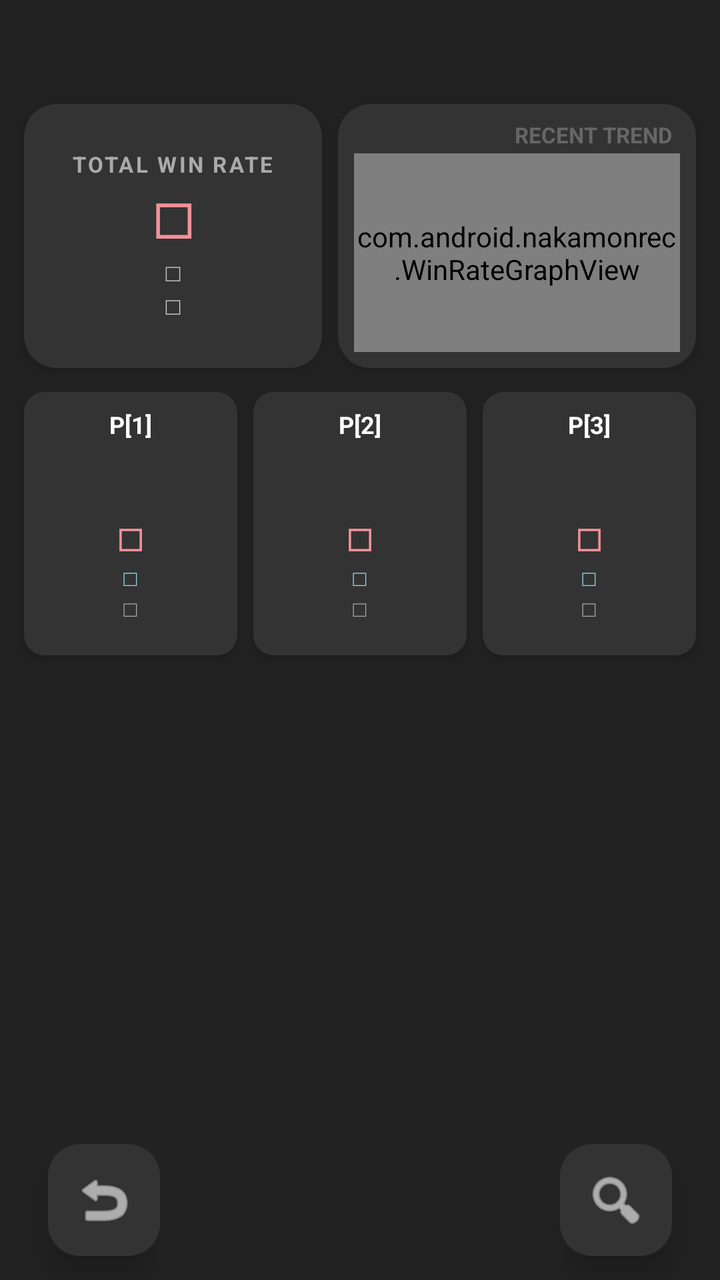
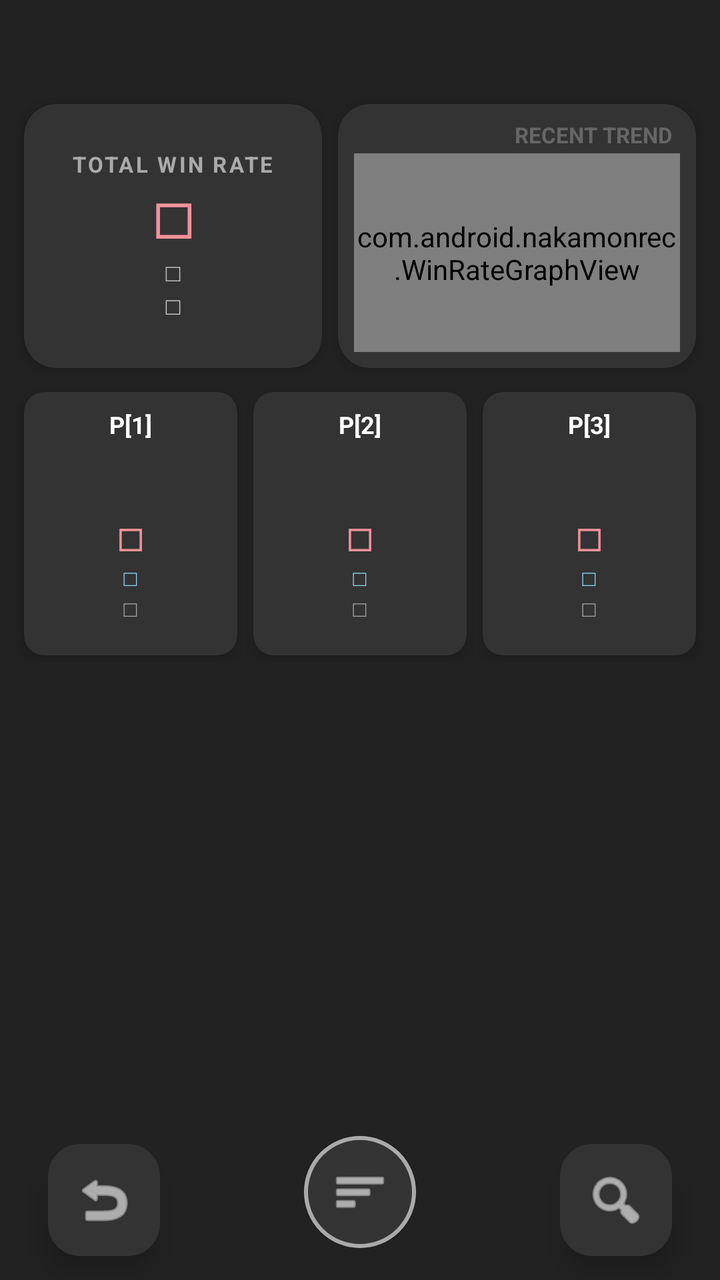

Before-and-after screenshots of an Android layout around one commit, followed by the original layout XML and the change that was made.
<!-- AndroidManifest.xml: application theme Theme.NakamonRec -->
<!-- res/layout/activity_history.xml -->
<?xml version="1.0" encoding="utf-8"?>
<androidx.constraintlayout.widget.ConstraintLayout
    xmlns:android="http://schemas.android.com/apk/res/android"
    xmlns:app="http://schemas.android.com/apk/res-auto"
    android:layout_width="match_parent"
    android:layout_height="match_parent"
    android:background="#222222">

    
    <LinearLayout
        android:id="@+id/layoutTopHeader"
        android:layout_width="match_parent"
        android:layout_height="140dp"
        android:layout_marginTop="48dp"
        android:layout_marginHorizontal="8dp"
        android:orientation="horizontal"
        android:baselineAligned="false"
        app:layout_constraintTop_toTopOf="parent">

        
        <com.google.android.material.card.MaterialCardView
            android:id="@+id/cardTotal"
            android:layout_width="0dp"
            android:layout_height="match_parent"
            android:layout_weight="1"
            android:layout_margin="4dp"
            android:clickable="true"
            android:focusable="true"
            android:foreground="?android:attr/selectableItemBackground"
            app:cardCornerRadius="16dp"
            app:cardElevation="4dp"
            app:cardBackgroundColor="#333333"
            app:strokeWidth="0dp"
            app:strokeColor="#AAAAAA">

            <LinearLayout
                android:layout_width="match_parent"
                android:layout_height="match_parent"
                android:orientation="vertical"
                android:padding="12dp"
                android:gravity="center">

                <TextView
                    android:layout_width="wrap_content"
                    android:layout_height="wrap_content"
                    android:text="@string/label_total_win_rate"
                    android:textColor="#AAAAAA"
                    android:textSize="11sp"
                    android:textStyle="bold"
                    android:letterSpacing="0.1"/>

                <TextView
                    android:id="@+id/valTotalRate"
                    android:layout_width="wrap_content"
                    android:layout_height="wrap_content"
                    android:textColor="#F09199"
                    android:textSize="28sp"
                    android:textStyle="bold"
                    android:text="@string/status_none"/>

                <TextView
                    android:id="@+id/valTotalCount"
                    android:layout_width="wrap_content"
                    android:layout_height="wrap_content"
                    android:textColor="#FFFFFF"
                    android:textSize="12sp"
                    android:text="@string/status_none"
                    android:alpha="0.7"/>

                <TextView
                    android:id="@+id/valTotalWinLose"
                    android:layout_width="wrap_content"
                    android:layout_height="wrap_content"
                    android:textColor="#CCCCCC"
                    android:textSize="12sp"
                    android:text="@string/status_none"/>
            </LinearLayout>
        </com.google.android.material.card.MaterialCardView>

        
        <com.google.android.material.card.MaterialCardView
            android:id="@+id/cardGraph"
            android:layout_width="0dp"
            android:layout_height="match_parent"
            android:layout_weight="1.2"
            android:layout_margin="4dp"
            app:cardCornerRadius="16dp"
            app:cardElevation="4dp"
            app:cardBackgroundColor="#333333"
            app:strokeWidth="0dp"
            app:strokeColor="#AAAAAA">

            <LinearLayout
                android:layout_width="match_parent"
                android:layout_height="match_parent"
                android:orientation="vertical"
                android:padding="8dp">

                <TextView
                    android:layout_width="wrap_content"
                    android:layout_height="wrap_content"
                    android:layout_gravity="end"
                    android:text="@string/label_recent_trend"
                    android:textColor="#666666"
                    android:textSize="11sp"
                    android:textStyle="bold"
                    android:layout_marginEnd="4dp"/>

                <com.android.nakamonrec.WinRateGraphView
                    android:id="@+id/winRateGraph"
                    android:layout_width="match_parent"
                    android:layout_height="match_parent"
                    android:layout_marginTop="2dp" />
            </LinearLayout>
        </com.google.android.material.card.MaterialCardView>
    </LinearLayout>

    
    <LinearLayout
        android:id="@+id/layoutParties"
        android:layout_width="match_parent"
        android:layout_height="wrap_content"
        android:orientation="horizontal"
        android:layout_marginHorizontal="8dp"
        android:layout_marginTop="4dp"
        android:baselineAligned="false"
        app:layout_constraintTop_toBottomOf="@id/layoutTopHeader"
        app:layout_constraintLeft_toLeftOf="parent"
        app:layout_constraintRight_toRightOf="parent">

        <com.google.android.material.card.MaterialCardView
            android:id="@+id/cardP1"
            android:layout_width="0dp"
            android:layout_height="wrap_content"
            android:layout_weight="1"
            android:layout_margin="4dp"
            android:clickable="true"
            android:focusable="true"
            android:foreground="?android:attr/selectableItemBackground"
            app:cardCornerRadius="10dp"
            app:cardBackgroundColor="#333333"
            app:cardElevation="4dp"
            app:strokeWidth="0dp"
            app:strokeColor="#AAAAAA">
            <LinearLayout
                android:layout_width="match_parent"
                android:layout_height="wrap_content"
                android:orientation="vertical"
                android:padding="8dp"
                android:gravity="center">
                <TextView android:layout_width="wrap_content" android:layout_height="wrap_content" android:text="@string/label_p1" android:textColor="#FFFFFF" android:textSize="12sp" android:textStyle="bold"/>
                <LinearLayout
                    android:layout_width="match_parent"
                    android:layout_height="wrap_content"
                    android:orientation="horizontal"
                    android:gravity="center"
                    android:layout_marginVertical="6dp">
                    <ImageView android:id="@+id/imgP1M1" android:layout_width="22dp" android:layout_height="22dp" android:layout_margin="1dp" android:scaleType="centerCrop" android:contentDescription="@string/label_p1" />
                    <ImageView android:id="@+id/imgP1M2" android:layout_width="22dp" android:layout_height="22dp" android:layout_margin="1dp" android:scaleType="centerCrop" android:contentDescription="@string/label_p1" />
                    <ImageView android:id="@+id/imgP1M3" android:layout_width="22dp" android:layout_height="22dp" android:layout_margin="1dp" android:scaleType="centerCrop" android:contentDescription="@string/label_p1" />
                    <ImageView android:id="@+id/imgP1M4" android:layout_width="22dp" android:layout_height="22dp" android:layout_margin="1dp" android:scaleType="centerCrop" android:contentDescription="@string/label_p1" />
                </LinearLayout>
                <TextView android:id="@+id/valP1Rate" android:layout_width="wrap_content" android:layout_height="wrap_content" android:textColor="#F09199" android:textSize="18sp" android:textStyle="bold" android:text="@string/status_none"/>
                <TextView android:id="@+id/valP1Usage" android:layout_width="wrap_content" android:layout_height="wrap_content" android:textColor="#90D7EC" android:textSize="11sp" android:text="@string/status_none"/>
                <TextView android:id="@+id/valP1WinLoseShort" android:layout_width="wrap_content" android:layout_height="wrap_content" android:textColor="#AAAAAA" android:textSize="11sp" android:text="@string/status_none" android:layout_marginBottom="8dp"/>
            </LinearLayout>
        </com.google.android.material.card.MaterialCardView>

        <com.google.android.material.card.MaterialCardView
            android:id="@+id/cardP2"
            android:layout_width="0dp"
            android:layout_height="wrap_content"
            android:layout_weight="1"
            android:layout_margin="4dp"
            android:clickable="true"
            android:focusable="true"
            android:foreground="?android:attr/selectableItemBackground"
            app:cardCornerRadius="10dp"
            app:cardBackgroundColor="#333333"
            app:cardElevation="4dp"
            app:strokeWidth="0dp"
            app:strokeColor="#AAAAAA">
            <LinearLayout
                android:layout_width="match_parent"
                android:layout_height="wrap_content"
                android:orientation="vertical"
                android:padding="8dp"
                android:gravity="center">
                <TextView android:layout_width="wrap_content" android:layout_height="wrap_content" android:text="@string/label_p2" android:textColor="#FFFFFF" android:textSize="12sp" android:textStyle="bold"/>
                <LinearLayout
                    android:layout_width="match_parent"
                    android:layout_height="wrap_content"
                    android:orientation="horizontal"
                    android:gravity="center"
                    android:layout_marginVertical="6dp">
                    <ImageView android:id="@+id/imgP2M1" android:layout_width="22dp" android:layout_height="22dp" android:layout_margin="1dp" android:scaleType="centerCrop" android:contentDescription="@string/label_p2" />
                    <ImageView android:id="@+id/imgP2M2" android:layout_width="22dp" android:layout_height="22dp" android:layout_margin="1dp" android:scaleType="centerCrop" android:contentDescription="@string/label_p2" />
                    <ImageView android:id="@+id/imgP2M3" android:layout_width="22dp" android:layout_height="22dp" android:layout_margin="1dp" android:scaleType="centerCrop" android:contentDescription="@string/label_p2" />
                    <ImageView android:id="@+id/imgP2M4" android:layout_width="22dp" android:layout_height="22dp" android:layout_margin="1dp" android:scaleType="centerCrop" android:contentDescription="@string/label_p2" />
                </LinearLayout>
                <TextView android:id="@+id/valP2Rate" android:layout_width="wrap_content" android:layout_height="wrap_content" android:textColor="#F09199" android:textSize="18sp" android:textStyle="bold" android:text="@string/status_none"/>
                <TextView android:id="@+id/valP2Usage" android:layout_width="wrap_content" android:layout_height="wrap_content" android:textColor="#90D7EC" android:textSize="11sp" android:text="@string/status_none"/>
                <TextView android:id="@+id/valP2WinLoseShort" android:layout_width="wrap_content" android:layout_height="wrap_content" android:textColor="#AAAAAA" android:textSize="11sp" android:text="@string/status_none" android:layout_marginBottom="8dp"/>
            </LinearLayout>
        </com.google.android.material.card.MaterialCardView>

        <com.google.android.material.card.MaterialCardView
            android:id="@+id/cardP3"
            android:layout_width="0dp"
            android:layout_height="wrap_content"
            android:layout_weight="1"
            android:layout_margin="4dp"
            android:clickable="true"
            android:focusable="true"
            android:foreground="?android:attr/selectableItemBackground"
            app:cardCornerRadius="10dp"
            app:cardBackgroundColor="#333333"
            app:cardElevation="4dp"
            app:strokeWidth="0dp"
            app:strokeColor="#AAAAAA">
            <LinearLayout
                android:layout_width="match_parent"
                android:layout_height="wrap_content"
                android:orientation="vertical"
                android:padding="8dp"
                android:gravity="center">
                <TextView android:layout_width="wrap_content" android:layout_height="wrap_content" android:text="@string/label_p3" android:textColor="#FFFFFF" android:textSize="12sp" android:textStyle="bold"/>
                <LinearLayout
                    android:layout_width="match_parent"
                    android:layout_height="wrap_content"
                    android:orientation="horizontal"
                    android:gravity="center"
                    android:layout_marginVertical="6dp">
                    <ImageView android:id="@+id/imgP3M1" android:layout_width="22dp" android:layout_height="22dp" android:layout_margin="1dp" android:scaleType="centerCrop" android:contentDescription="@string/label_p3" />
                    <ImageView android:id="@+id/imgP3M2" android:layout_width="22dp" android:layout_height="22dp" android:layout_margin="1dp" android:scaleType="centerCrop" android:contentDescription="@string/label_p3" />
                    <ImageView android:id="@+id/imgP3M3" android:layout_width="22dp" android:layout_height="22dp" android:layout_margin="1dp" android:scaleType="centerCrop" android:contentDescription="@string/label_p3" />
                    <ImageView android:id="@+id/imgP3M4" android:layout_width="22dp" android:layout_height="22dp" android:layout_margin="1dp" android:scaleType="centerCrop" android:contentDescription="@string/label_p3" />
                </LinearLayout>
                <TextView android:id="@+id/valP3Rate" android:layout_width="wrap_content" android:layout_height="wrap_content" android:textColor="#F09199" android:textSize="18sp" android:textStyle="bold" android:text="@string/status_none"/>
                <TextView android:id="@+id/valP3Usage" android:layout_width="wrap_content" android:layout_height="wrap_content" android:textColor="#90D7EC" android:textSize="11sp" android:text="@string/status_none"/>
                <TextView android:id="@+id/valP3WinLoseShort" android:layout_width="wrap_content" android:layout_height="wrap_content" android:textColor="#AAAAAA" android:textSize="11sp" android:text="@string/status_none" android:layout_marginBottom="8dp"/>
            </LinearLayout>
        </com.google.android.material.card.MaterialCardView>
    </LinearLayout>

    <androidx.recyclerview.widget.RecyclerView
        android:id="@+id/recyclerViewHistory"
        android:layout_width="0dp"
        android:layout_height="0dp"
        android:layout_marginTop="8dp"
        android:layout_marginBottom="80dp"
        app:layout_constraintTop_toBottomOf="@id/layoutParties"
        app:layout_constraintBottom_toBottomOf="parent"
        app:layout_constraintLeft_toLeftOf="parent"
        app:layout_constraintRight_toRightOf="parent" />

    
    <com.google.android.material.floatingactionbutton.FloatingActionButton
        android:id="@+id/btnBack"
        android:layout_width="wrap_content"
        android:layout_height="wrap_content"
        android:layout_marginStart="24dp"
        android:layout_marginBottom="12dp"
        android:src="@android:drawable/ic_menu_revert"
        app:maxImageSize="32dp"
        app:tint="#FFFFFF"
        app:backgroundTint="#333333"
        app:fabSize="normal"
        app:layout_constraintBottom_toBottomOf="parent"
        app:layout_constraintLeft_toLeftOf="parent"
        app:elevation="8dp"
        android:contentDescription="@string/btn_back" />

    
    <com.google.android.material.floatingactionbutton.FloatingActionButton
        android:id="@+id/btnAnalyze"
        android:layout_width="wrap_content"
        android:layout_height="wrap_content"
        android:layout_marginEnd="24dp"
        android:layout_marginBottom="12dp"
        android:src="@android:drawable/ic_menu_search"
        app:maxImageSize="32dp"
        app:tint="#FFFFFF"
        app:backgroundTint="#333333"
        app:fabSize="normal"
        app:layout_constraintBottom_toBottomOf="parent"
        app:layout_constraintRight_toRightOf="parent"
        app:elevation="8dp"
        android:contentDescription="@string/btn_analyze" />

</androidx.constraintlayout.widget.ConstraintLayout>
<!-- resources referenced by this layout -->
<resources>
  <string name="btn_analyze">分析</string>
  <string name="btn_back">戻る</string>
  <string name="label_p1">P[1]</string>
  <string name="label_p2">P[2]</string>
  <string name="label_p3">P[3]</string>
  <string name="label_recent_trend">RECENT TREND</string>
  <string name="label_total_win_rate">TOTAL WIN RATE</string>
  <string name="status_none">□</string>
  <style name="Theme.NakamonRec" parent="Base.Theme.NakamonRec" />
  <style name="Base.Theme.NakamonRec" parent="Theme.Material3.DayNight.NoActionBar">
          
          
      </style>
</resources>

<!-- the commit's change to res/layout/activity_history.xml (unified diff, before → after) -->
@@ -2,6 +2,7 @@
 <androidx.constraintlayout.widget.ConstraintLayout
     xmlns:android="http://schemas.android.com/apk/res/android"
     xmlns:app="http://schemas.android.com/apk/res-auto"
+    xmlns:tools="http://schemas.android.com/tools"
     android:layout_width="match_parent"
     android:layout_height="match_parent"
     android:background="#222222">
@@ -41,6 +42,7 @@
                 android:gravity="center">
 
                 <TextView
+                    android:id="@+id/textTotalLabel"
                     android:layout_width="wrap_content"
                     android:layout_height="wrap_content"
                     android:text="@string/label_total_win_rate"
@@ -243,13 +245,65 @@
         </com.google.android.material.card.MaterialCardView>
     </LinearLayout>
 
+    
+    <LinearLayout
+        android:id="@+id/layoutFilterStatus"
+        android:layout_width="match_parent"
+        android:layout_height="wrap_content"
+        android:layout_marginHorizontal="12dp"
+        android:layout_marginTop="4dp"
+        android:padding="6dp"
+        android:background="@drawable/bg_filter_bar"
+        android:orientation="horizontal"
+        android:gravity="center_vertical"
+        android:visibility="gone"
+        app:layout_constraintTop_toBottomOf="@id/layoutParties"
+        tools:visibility="visible">
+
+        <TextView
+            android:id="@+id/textFilterLabel"
+            android:layout_width="wrap_content"
+            android:layout_height="wrap_content"
+            android:text="@string/label_filtering_enemy"
+            android:textColor="#AAAAAA"
+            android:textSize="10sp"
+            android:textStyle="bold" />
+
+        <HorizontalScrollView
+            android:layout_width="0dp"
+            android:layout_height="wrap_content"
+            android:layout_weight="1"
+            android:scrollbars="none"
+            android:layout_marginHorizontal="8dp">
+            <LinearLayout
+                android:id="@+id/layoutFilterChips"
+                android:layout_width="wrap_content"
+                android:layout_height="wrap_content"
+                android:orientation="horizontal" />
+        </HorizontalScrollView>
+
+        <TextView
+            android:id="@+id/btnClearFilter"
+            android:layout_width="wrap_content"
+            android:layout_height="wrap_content"
+            android:text="@string/btn_clear_filter"
+            android:textColor="#90D7EC"
+            android:textSize="12sp"
+            android:textStyle="bold"
+            android:paddingHorizontal="8dp"
+            android:paddingVertical="4dp"
+            android:background="?selectableItemBackground"
+            android:clickable="true"
+            android:focusable="true" />
+    </LinearLayout>
+
     <androidx.recyclerview.widget.RecyclerView
         android:id="@+id/recyclerViewHistory"
         android:layout_width="0dp"
         android:layout_height="0dp"
-        android:layout_marginTop="8dp"
+        android:layout_marginTop="4dp"
         android:layout_marginBottom="80dp"
-        app:layout_constraintTop_toBottomOf="@id/layoutParties"
+        app:layout_constraintTop_toBottomOf="@id/layoutFilterStatus"
         app:layout_constraintBottom_toBottomOf="parent"
         app:layout_constraintLeft_toLeftOf="parent"
         app:layout_constraintRight_toRightOf="parent" />
@@ -272,6 +326,30 @@
         android:contentDescription="@string/btn_back" />
 
     
+    <com.google.android.material.button.MaterialButton
+        android:id="@+id/btnModeToggle"
+        android:layout_width="56dp"
+        android:layout_height="56dp"
+        android:layout_marginBottom="16dp"
+        android:padding="0dp"
+        android:insetLeft="0dp"
+        android:insetTop="0dp"
+        android:insetRight="0dp"
+        android:insetBottom="0dp"
+        app:iconPadding="0dp"
+        app:iconGravity="textStart"
+        app:backgroundTint="#333333"
+        app:cornerRadius="28dp"
+        app:strokeWidth="2dp"
+        app:strokeColor="#AAAAAA"
+        app:icon="@android:drawable/ic_menu_sort_by_size"
+        app:iconSize="28dp"
+        app:iconTint="#FFFFFF"
+        app:layout_constraintBottom_toBottomOf="parent"
+        app:layout_constraintLeft_toLeftOf="parent"
+        app:layout_constraintRight_toRightOf="parent"
+        android:elevation="8dp" />
+
     <com.google.android.material.floatingactionbutton.FloatingActionButton
         android:id="@+id/btnAnalyze"
         android:layout_width="wrap_content"
<!-- resource entries referenced after the edit -->
@@ -1,7 +1,16 @@
 <!-- resources referenced by this layout -->
 <resources>
+  <!-- drawable bg_filter_bar (drawable) -->
+  <?xml version="1.0" encoding="utf-8"?>
+  <shape xmlns:android="http://schemas.android.com/apk/res/android">
+      <solid android:color="#444444" />
+      <corners android:radius="12dp" />
+      <stroke android:width="1dp" android:color="#666666" />
+  </shape>
   <string name="btn_analyze">分析</string>
   <string name="btn_back">戻る</string>
+  <string name="btn_clear_filter">CLEAR</string>
+  <string name="label_filtering_enemy">Filter:</string>
   <string name="label_p1">P[1]</string>
   <string name="label_p2">P[2]</string>
   <string name="label_p3">P[3]</string>
